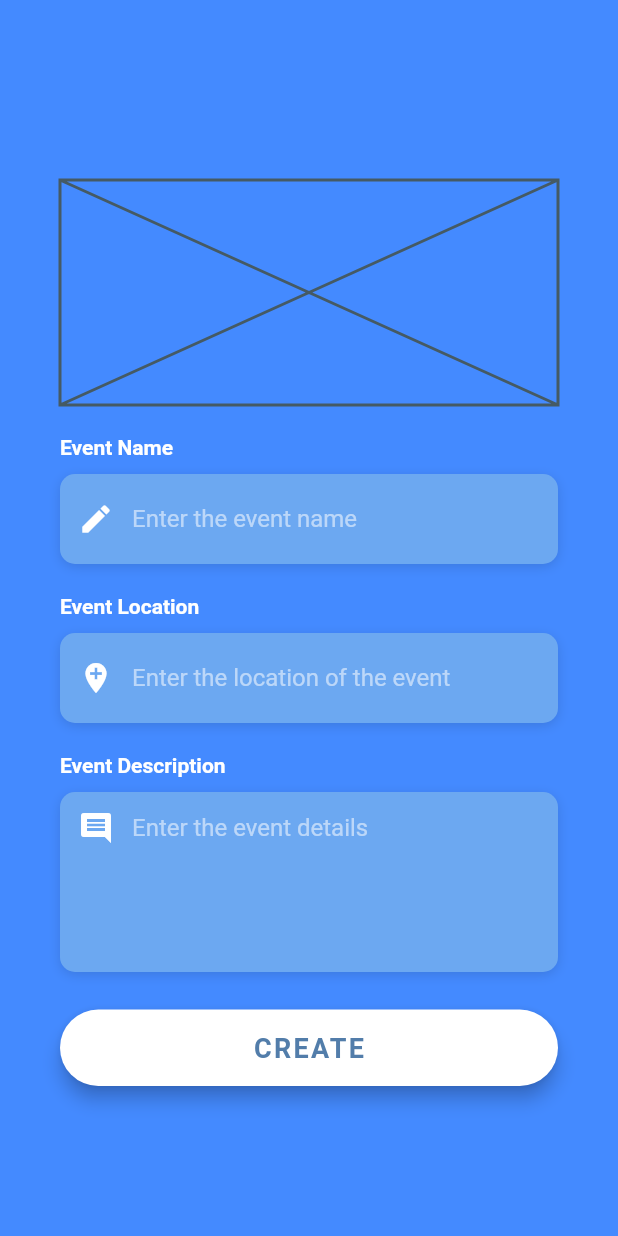
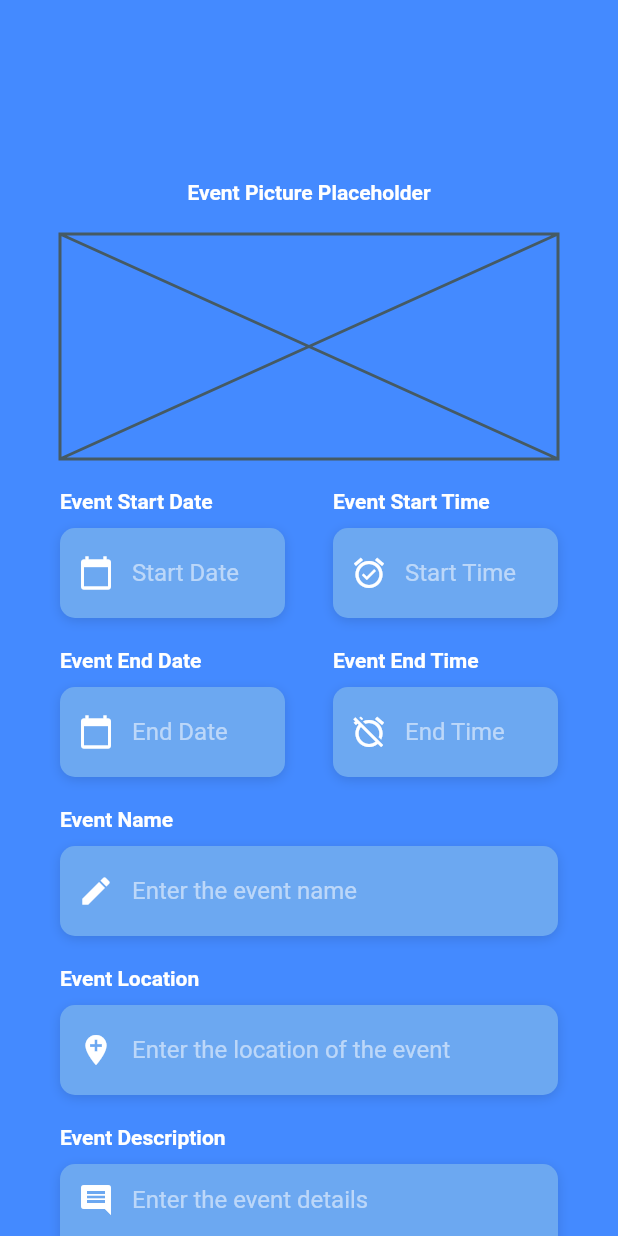
Before and after one commit to Pinolpier/Hochschulprojekt-Flutter, a Flutter app: the screen it shows after launch, on a phone screen of 412 x 824 dp. Run offline on Flutter 3.47's test engine with Material 2 defaults, Android fonts, the phone set to English and light mode, and no system bars; Roboto replaces fonts that are missing (OpenSans).

Commit message:
added eventStartDate, eventStartTime, eventEndDate, eventEndTime design completed as shown in mockup

```diff
--- a/lib/UIScreens/createEvent_screen.dart
+++ b/lib/UIScreens/createEvent_screen.dart
@@ -43,6 +43,151 @@ class _CreateEventScreenState extends State<CreateEventScreen> {
       ],
     );
   }
+
+  Widget _eventStartDate() {
+    return Column(
+      crossAxisAlignment: CrossAxisAlignment.start,
+      children: <Widget>[
+        Text(
+          'Event Start Date',
+          style: labelStyleConstant,
+        ),
+        SizedBox(height: 10.0),
+        Container(
+          alignment: Alignment.centerLeft,
+          decoration: boxStyleConstant,
+          width: 150,
+          height: 60.0,
+          child: TextField(
+            keyboardType: TextInputType.datetime,
+            style: TextStyle(
+              color: Colors.white,
+              fontFamily: 'OpenSans',
+            ),
+            decoration: InputDecoration(
+              border: InputBorder.none,
+              contentPadding: EdgeInsets.only(top: 14.0),
+              prefixIcon: Icon(
+                Icons.calendar_today,
+                color: Colors.white,
+              ),
+              hintText: 'Start Date',
+              hintStyle: textStyleConstant,
+            ),
+          ),
+        ),
+      ],
+    );
+  }
+
+  Widget _eventStartTime() {
+    return Column(
+      crossAxisAlignment: CrossAxisAlignment.start,
+      children: <Widget>[
+        Text(
+          'Event Start Time',
+          style: labelStyleConstant,
+        ),
+        SizedBox(height: 10.0),
+        Container(
+          alignment: Alignment.centerLeft,
+          decoration: boxStyleConstant,
+          width: 150,
+          height: 60.0,
+          child: TextField(
+            keyboardType: TextInputType.datetime,
+            style: TextStyle(
+              color: Colors.white,
+              fontFamily: 'OpenSans',
+            ),
+            decoration: InputDecoration(
+              border: InputBorder.none,
+              contentPadding: EdgeInsets.only(top: 14.0),
+              prefixIcon: Icon(
+                Icons.alarm_on,
+                color: Colors.white,
+              ),
+              hintText: 'Start Time',
+              hintStyle: textStyleConstant,
+            ),
+          ),
+        ),
+      ],
+    );
+  }
+
+  Widget _eventEndDate() {
+    return Column(
+      crossAxisAlignment: CrossAxisAlignment.start,
+      children: <Widget>[
+        Text(
+          'Event End Date',
+          style: labelStyleConstant,
+        ),
+        SizedBox(height: 10.0),
+        Container(
+          alignment: Alignment.centerLeft,
+          decoration: boxStyleConstant,
+          width: 150,
+          height: 60.0,
+          child: TextField(
+            keyboardType: TextInputType.datetime,
+            style: TextStyle(
+              color: Colors.white,
+              fontFamily: 'OpenSans',
+            ),
+            decoration: InputDecoration(
+              border: InputBorder.none,
+              contentPadding: EdgeInsets.only(top: 14.0),
+              prefixIcon: Icon(
+                Icons.calendar_today,
+                color: Colors.white,
+              ),
+              hintText: 'End Date',
+              hintStyle: textStyleConstant,
+            ),
+          ),
+        ),
+      ],
+    );
+  }
+
+  Widget _eventEndTime() {
+    return Column(
+      crossAxisAlignment: CrossAxisAlignment.start,
+      children: <Widget>[
+        Text(
+          'Event End Time',
+          style: labelStyleConstant,
+        ),
+        SizedBox(height: 10.0),
+        Container(
+          alignment: Alignment.centerLeft,
+          decoration: boxStyleConstant,
+          width: 150,
+          height: 60.0,
+          child: TextField(
+            keyboardType: TextInputType.datetime,
+            style: TextStyle(
+              color: Colors.white,
+              fontFamily: 'OpenSans',
+            ),
+            decoration: InputDecoration(
+              border: InputBorder.none,
+              contentPadding: EdgeInsets.only(top: 14.0),
+              prefixIcon: Icon(
+                Icons.alarm_off,
+                color: Colors.white,
+              ),
+              hintText: 'End Time',
+              hintStyle: textStyleConstant,
+            ),
+          ),
+        ),
+      ],
+    );
+  }
+
 
   Widget _locationTextfieldWidget() {
     return Column(
@@ -157,10 +302,31 @@ class _CreateEventScreenState extends State<CreateEventScreen> {
             mainAxisAlignment: MainAxisAlignment.center,
             crossAxisAlignment: CrossAxisAlignment.center,
             children: <Widget>[
+              Text(
+                'Event Picture Placeholder',
+                style: labelStyleConstant,
+              ),
+              SizedBox(height: 20),
               Placeholder(
                 fallbackHeight: 150,
               ),
               SizedBox(height: 20.0),
+              Row(
+                mainAxisAlignment: MainAxisAlignment.spaceBetween,
+                children: <Widget>[
+                  _eventStartDate(),
+                  _eventStartTime(),
+                ],
+              ),
+              SizedBox(height: 20.0),
+              Row(
+                mainAxisAlignment: MainAxisAlignment.spaceBetween,
+                children: <Widget>[
+                  _eventEndDate(),
+                  _eventEndTime(),
+                ],
+              ),
+              SizedBox(height: 20),
               _eventNameTextfieldWidget(),
               SizedBox(height: 20.0),
               _locationTextfieldWidget(),
```
